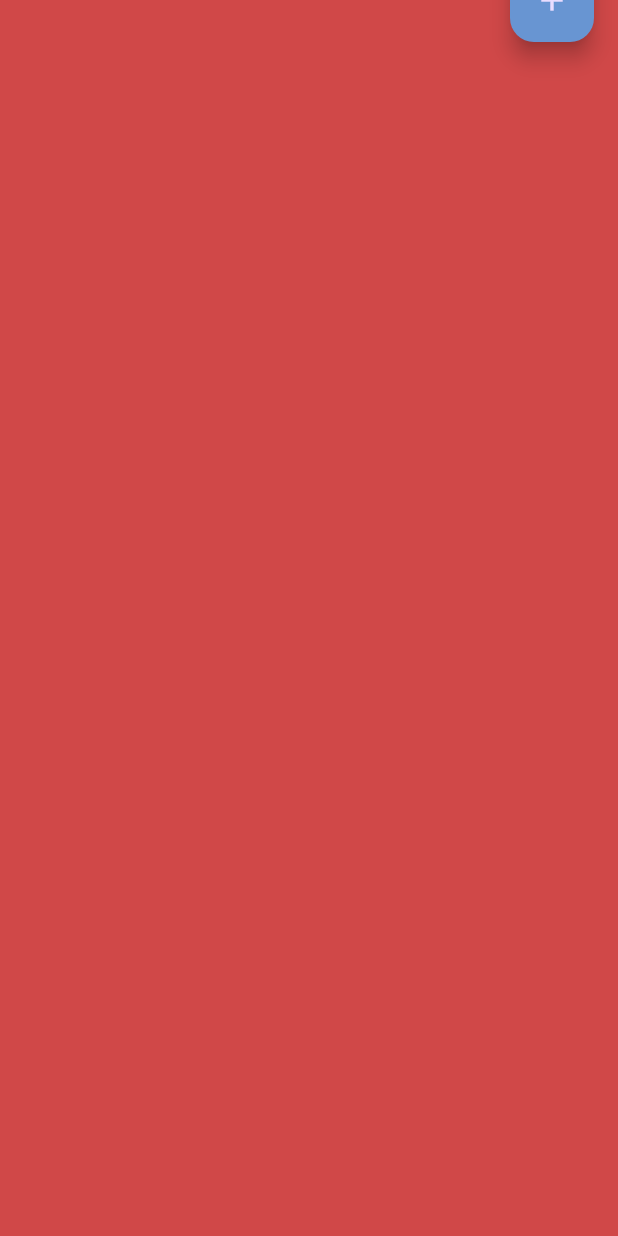
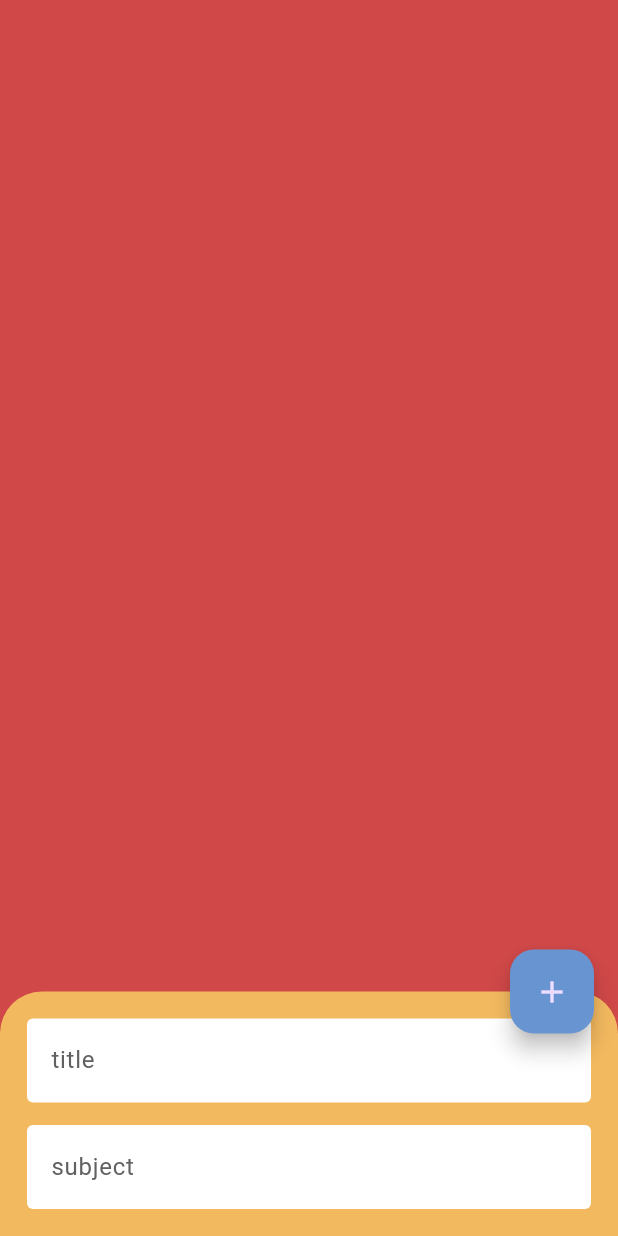
Before and after one commit to Nidjd/notes, a Flutter app: the HomePage screen opened by its route, after a tap on the "add" icon, on a phone screen of 412 x 824 dp. Run offline on Flutter 3.47's test engine with Material 3 defaults, Android fonts, the phone set to English and light mode, and no system bars; our stand-ins replace bloc, firebase_auth, firebase_core, flutter_bloc, flutter_svg, go_router; accounts and stored records are empty.

Commit message:
create bottom sheet and add two texts form field

```diff
--- a/lib/features/home/presentaion/views/home_page.dart
+++ b/lib/features/home/presentaion/views/home_page.dart
@@ -1,6 +1,7 @@
 import 'package:flutter/cupertino.dart';
 import 'package:flutter/material.dart';
 import 'package:notes/constants.dart';
+import 'package:notes/core/widgets/custom_text_form_field.dart';
 
 class HomePage extends StatelessWidget {
   const HomePage({super.key});
@@ -13,10 +14,27 @@ class HomePage extends StatelessWidget {
   }
 }
 
-class CustomFloatingActionButton extends StatelessWidget {
+class CustomFloatingActionButton extends StatefulWidget {
   const CustomFloatingActionButton({
     super.key,
   });
+
+  @override
+  State<CustomFloatingActionButton> createState() =>
+      _CustomFloatingActionButtonState();
+}
+
+class _CustomFloatingActionButtonState
+    extends State<CustomFloatingActionButton> {
+  final titleController = TextEditingController();
+  final subjectController = TextEditingController();
+
+  @override
+  void dispose() {
+    titleController.dispose();
+    subjectController.dispose();
+    super.dispose();
+  }
 
   @override
   Widget build(BuildContext context) {
@@ -24,16 +42,24 @@ class CustomFloatingActionButton extends StatelessWidget {
       backgroundColor: fourthColor,
       onPressed: () {
         Scaffold.of(context).showBottomSheet(
-          (context) => Column(
-            mainAxisSize: MainAxisSize.min,
-            children: [
-              Expanded(
-                child: Container(
-                  color: thirdColor,
-                  child: Column(),
+          (context) => Padding(
+            padding: const EdgeInsets.all(18.0),
+            child: Column(
+              mainAxisSize: MainAxisSize.min,
+              children: [
+                CustomTextFormField(
+                  hintText: 'title',
+                  controller: titleController,
                 ),
-              ),
-            ],
+                const SizedBox(
+                  height: 15,
+                ),
+                CustomTextFormField(
+                  hintText: 'subject',
+                  controller: titleController,
+                ),
+              ],
+            ),
           ),
         );
       },
```
Also changed, not shown: lib/main.dart (+7 -4 lines).
